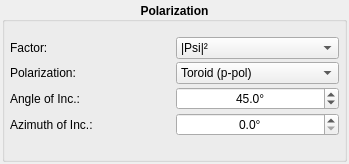
Qt form kmap/ui/polarization.ui (brands-d/kMap) before a commit.
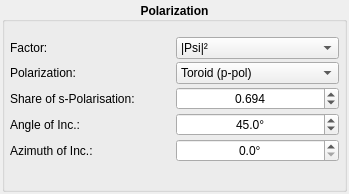
The same form after that commit.

Commit message: s_share is now represented in the GUI (select unpolarised light)

Patch:
```diff
--- a/kmap/ui/polarization.ui
+++ b/kmap/ui/polarization.ui
@@ -7,7 +7,7 @@
     <x>0</x>
     <y>0</y>
     <width>349</width>
-    <height>164</height>
+    <height>194</height>
    </rect>
   </property>
   <property name="windowTitle">
@@ -322,6 +322,50 @@
         </property>
        </spacer>
       </item>
+      <item row="2" column="0">
+       <widget class="QLabel" name="s_share_label">
+        <property name="font">
+         <font>
+          <weight>50</weight>
+          <bold>false</bold>
+         </font>
+        </property>
+        <property name="text">
+         <string>Share of s-Polarisation:</string>
+        </property>
+       </widget>
+      </item>
+      <item row="2" column="1">
+       <widget class="QDoubleSpinBox" name="s_share_spinbox">
+        <property name="font">
+         <font>
+          <weight>50</weight>
+          <bold>false</bold>
+         </font>
+        </property>
+        <property name="toolTip">
+         <string>The share of s-polarised light.</string>
+        </property>
+        <property name="alignment">
+         <set>Qt::AlignCenter</set>
+        </property>
+        <property name="keyboardTracking">
+         <bool>false</bool>
+        </property>
+        <property name="decimals">
+         <number>3</number>
+        </property>
+        <property name="maximum">
+         <double>1.000000000000000</double>
+        </property>
+        <property name="singleStep">
+         <double>0.001000000000000</double>
+        </property>
+        <property name="value">
+         <double>0.694000000000000</double>
+        </property>
+       </widget>
+      </item>
      </layout>
     </widget>
    </item>
```
Left out of the diff: 2 changed lines with no effect on the pictures. The commit also changes 13 other files.
